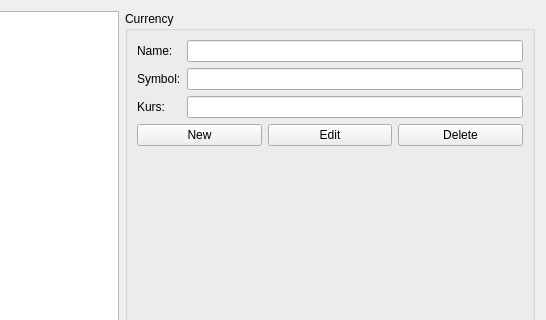
Old version of the form listcurrency.ui in the repository sergey196510/mycash; both pictures show x 303 to 849 and y 0 to 320 of the 849 by 532 pixel window.
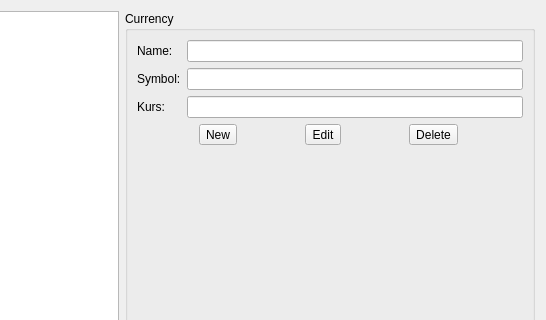
New version of the form.

```diff
--- a/listcurrency.ui
+++ b/listcurrency.ui
@@ -62,21 +62,21 @@
         <item>
          <layout class="QHBoxLayout" name="horizontalLayout">
           <item>
-           <widget class="QPushButton" name="newButton">
+           <widget class="QToolButton" name="newButton">
             <property name="text">
              <string>New</string>
             </property>
            </widget>
           </item>
           <item>
-           <widget class="QPushButton" name="editButton">
+           <widget class="QToolButton" name="editButton">
             <property name="text">
              <string>Edit</string>
             </property>
            </widget>
           </item>
           <item>
-           <widget class="QPushButton" name="delButton">
+           <widget class="QToolButton" name="delButton">
             <property name="text">
              <string>Delete</string>
             </property>
```
